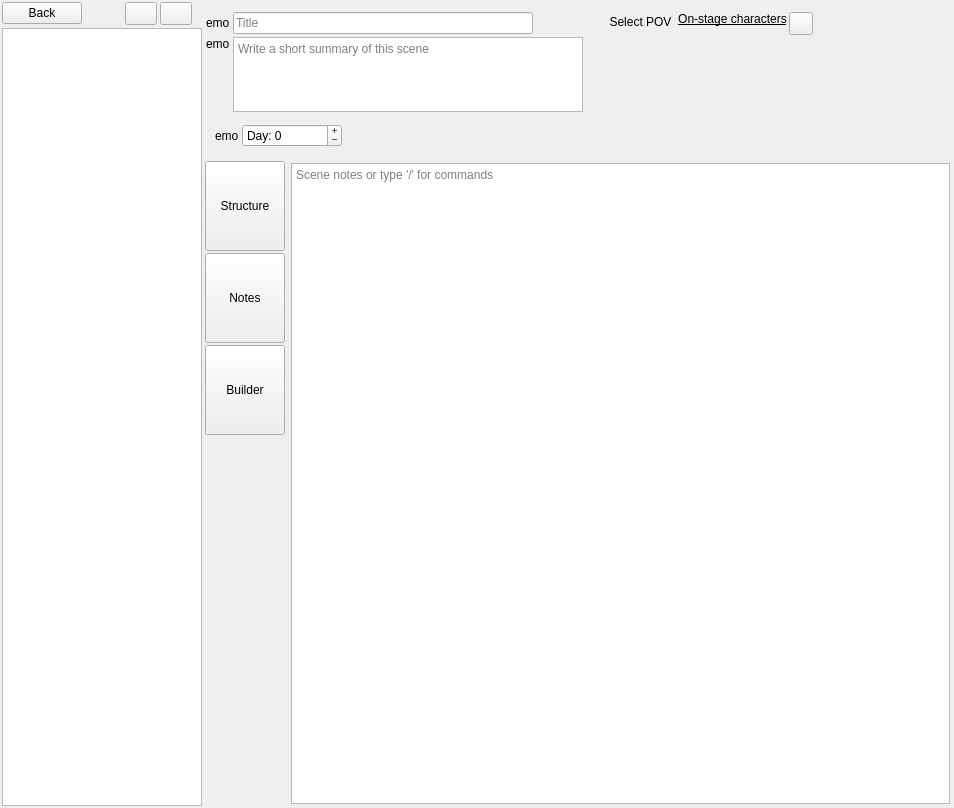
zkovari/plotlyst, file ui/scene_editor.ui: the form before one commit.
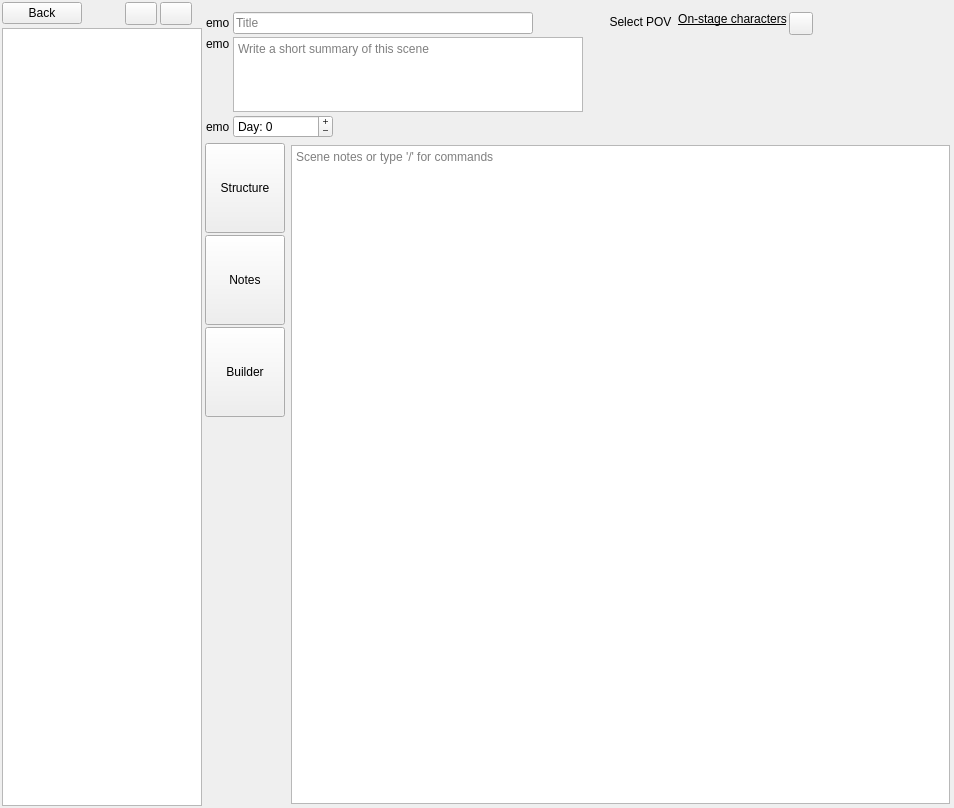
The form after the commit. Custom widgets are drawn as their Qt base class.

Commit message: Reduce margins around day selector

The edit to the form file:
```diff
--- a/ui/scene_editor.ui
+++ b/ui/scene_editor.ui
@@ -350,6 +350,18 @@
              <property name="spacing">
               <number>3</number>
              </property>
+             <property name="leftMargin">
+              <number>0</number>
+             </property>
+             <property name="topMargin">
+              <number>0</number>
+             </property>
+             <property name="rightMargin">
+              <number>0</number>
+             </property>
+             <property name="bottomMargin">
+              <number>0</number>
+             </property>
              <item>
               <widget class="QLabel" name="lblDayEmoji">
                <property name="text">
@@ -1109,16 +1121,16 @@
   </layout>
  </widget>
  <customwidgets>
-  <customwidget>
-   <class>DocumentTextEditor</class>
-   <extends>QTextEdit</extends>
-   <header>src.main.python.plotlyst.view.widget.input</header>
-  </customwidget>
   <customwidget>
    <class>RotatedButton</class>
    <extends>QPushButton</extends>
    <header>src.main.python.plotlyst.view.widget.input</header>
   </customwidget>
+  <customwidget>
+   <class>DocumentTextEditor</class>
+   <extends>QTextEdit</extends>
+   <header>src.main.python.plotlyst.view.widget.input</header>
+  </customwidget>
   <customwidget>
    <class>LabelsWidget</class>
    <extends>QWidget</extends>
```
